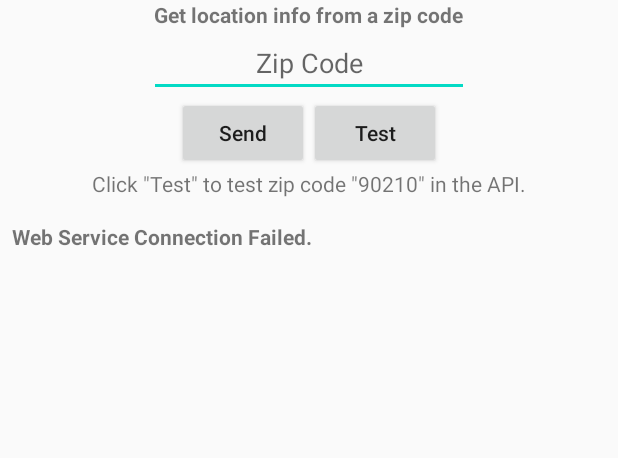
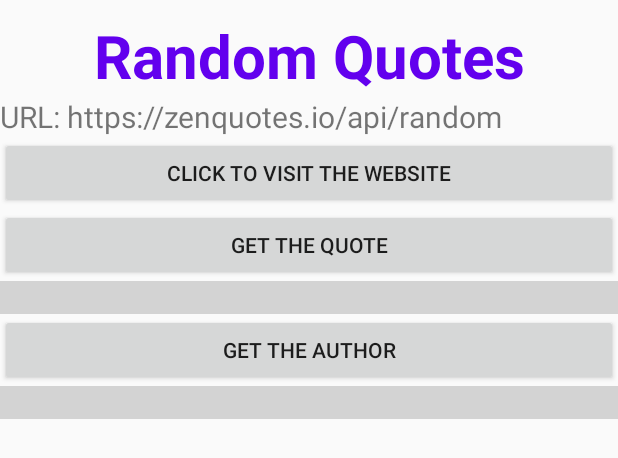
Before and after one commit to ngalinski/mobileapps, an Android app: the layout fragment_at_your_service.xml on its own in the app's theme, with its tools: preview values and no code run, on a phone screen of 412 x 824 dp. Shown: the top 458 px of the screen. Run offline under Robolectric (Android 15) with nearby library versions, the phone set to English and light mode, and no system bars.

Commit message:
finalized service

```diff
--- a/A1/app/build.gradle
+++ b/A1/app/build.gradle
@@ -20,6 +20,10 @@ android {
             proguardFiles getDefaultProguardFile('proguard-android-optimize.txt'), 'proguard-rules.pro'
         }
     }
+    compileOptions {
+        targetCompatibility JavaVersion.VERSION_1_8
+        sourceCompatibility JavaVersion.VERSION_1_8
+    }
 }
 
 dependencies {
@@ -30,6 +34,7 @@ dependencies {
     implementation 'androidx.navigation:navigation-fragment:2.1.0'
     implementation 'androidx.navigation:navigation-ui:2.1.0'
     implementation "com.google.android.gms:play-services-location:15.0.1"
+    implementation "com.android.volley:volley:1.1.1"
     testImplementation 'junit:junit:4.12'
     androidTestImplementation 'androidx.test.ext:junit:1.1.1'
     androidTestImplementation 'androidx.test.espresso:espresso-core:3.2.0'
--- a/A1/app/src/main/AndroidManifest.xml
+++ b/A1/app/src/main/AndroidManifest.xml
@@ -5,6 +5,8 @@
     <uses-permission android:name="android.permission.INTERNET" />
     <uses-permission android:name="android.permission.ACCESS_COARSE_LOCATION" />
     <uses-permission android:name="android.permission.ACCESS_FINE_LOCATION" />
+    <uses-permission android:name="android.permission.INTERNET" />
+    <uses-permission android:name="android.permission.ACCESS_NETWORK_STATE" />
     <application
         android:allowBackup="true"
         android:icon="@mipmap/ic_launcher_ng"
--- a/A1/app/src/main/res/layout/fragment_at_your_service.xml
+++ b/A1/app/src/main/res/layout/fragment_at_your_service.xml
@@ -1,103 +1,72 @@
 <?xml version="1.0" encoding="utf-8"?>
-<androidx.constraintlayout.widget.ConstraintLayout xmlns:android="http://schemas.android.com/apk/res/android"
+<LinearLayout xmlns:android="http://schemas.android.com/apk/res/android"
     xmlns:app="http://schemas.android.com/apk/res-auto"
     xmlns:tools="http://schemas.android.com/tools"
     android:layout_width="match_parent"
     android:layout_height="match_parent"
-    tools:context=".AtYourServiceFragment" >
+    tools:context="edu.neu.madcourse.numad20f_nicholasgalinski.service.AtYourServiceFragment"
+    android:orientation="vertical">
 
-    <LinearLayout
-        android:layout_width="match_parent"
-        android:layout_height="match_parent"
-        app:layout_constraintBottom_toBottomOf="parent"
-        app:layout_constraintEnd_toEndOf="parent"
-        app:layout_constraintHorizontal_bias="1.0"
-        app:layout_constraintStart_toStartOf="parent"
-        app:layout_constraintTop_toTopOf="parent"
-        app:layout_constraintVertical_bias="1.0">
+    <Space
+        android:layout_width="1dp"
+        android:layout_height="10dp"/>
 
-        <LinearLayout
+    <TextView
         android:layout_width="match_parent"
         android:layout_height="wrap_content"
-            android:gravity="center_horizontal"
-            android:orientation="vertical">
+        android:id="@+id/quote_srvc"
+        android:text="@string/random_quote"
+        android:gravity="center"
+        android:textSize="40dp"
+        android:textStyle="bold"
+        android:textColor="@color/colorPrimary"/>
 
     <TextView
-                android:id="@+id/srvc_top"
-                android:layout_width="wrap_content"
+        android:layout_width="match_parent"
         android:layout_height="wrap_content"
-                android:text="@string/srvc_info"
-                android:textAlignment="center"
-                android:textStyle="bold" />
-
-            <EditText
-                android:id="@+id/zip_input"
-                android:layout_width="wrap_content"
-                android:layout_height="wrap_content"
-                android:ems="10"
-                android:hint="@string/zip_code"
-                android:inputType="none"
-                android:textAlignment="center" />
-
-            <LinearLayout
-                android:layout_width="wrap_content"
-                android:layout_height="wrap_content"
-                android:orientation="horizontal">
+        android:id="@+id/URL_editText"
+        android:text="@string/quote_url"
+        android:textSize="20dp"/>
 
     <Button
-                    android:id="@+id/send_button"
-                    android:layout_width="wrap_content"
+        android:id="@+id/visit_website"
+        android:layout_width="match_parent"
         android:layout_height="wrap_content"
-                    android:onClick="send"
-                    android:text="@string/send_btn"
-                    android:textAllCaps="false" />
+        android:onClick="callWebserviceButtonHandler"
+        android:text="@string/visit_web" />
 
     <Button
-                    android:id="@+id/test_button"
-                    android:layout_width="wrap_content"
+        android:id="@+id/get_quote"
+        android:layout_width="match_parent"
         android:layout_height="wrap_content"
-                    android:layout_weight="1"
-                    android:onClick="testApi"
-                    android:text="@string/test_btn"
-                    android:textAllCaps="false" />
+        android:text="@string/get_quote" />
+
+    <TextView
+        android:id="@+id/result_quote"
+        android:layout_width="match_parent"
+        android:layout_height="wrap_content"
+        android:autoSizeTextType="uniform"
+        android:background="@color/colorGray"
+        android:fontFamily="casual"
+        android:singleLine="false"
+        android:text=""
+        app:autoSizeTextType="uniform"/>
+
+    <Button
+        android:id="@+id/get_author"
+        android:layout_width="match_parent"
+        android:layout_height="wrap_content"
+        android:text="@string/get_author" />
+
+    <TextView
+        android:id="@+id/quote_author"
+        android:layout_width="match_parent"
+        android:layout_height="wrap_content"
+        android:autoSizeTextType="uniform"
+        android:background="@color/colorGray"
+        android:fontFamily="casual"
+        android:singleLine="false"
+        android:text=""
+        app:autoSizeTextType="uniform"/>
 
 </LinearLayout>
-
-            <TextView
-                android:id="@+id/test_desc"
-                android:layout_width="wrap_content"
-                android:layout_height="0dp"
-                android:layout_weight="1"
-                android:paddingLeft="8dp"
-                android:paddingRight="8dp"
-                android:text="@string/test_info" />
-
-            <ProgressBar
-                android:id="@+id/progressBar"
-                style="?android:attr/progressBarStyleHorizontal"
-                android:layout_width="match_parent"
-                android:layout_height="wrap_content"
-                android:visibility="invisible" />
-
-            <TextView
-                android:id="@+id/disconnected"
-                android:layout_width="match_parent"
-                android:layout_height="wrap_content"
-                android:paddingLeft="8dp"
-                android:paddingRight="8dp"
-                android:text="@string/broken_response"
-                android:textStyle="bold" />
-
-            <TextView
-                android:id="@+id/location_print"
-                android:layout_width="match_parent"
-                android:layout_height="wrap_content"
-                android:layout_marginBottom="4dp"
-                android:paddingLeft="8dp"
-                android:paddingRight="8dp"
-                android:paddingBottom="8dp"
-                android:singleLine="false" />
-        </LinearLayout>
-    </LinearLayout>
-
-</androidx.constraintlayout.widget.ConstraintLayout>
--- a/A1/app/src/main/res/values/colors.xml
+++ b/A1/app/src/main/res/values/colors.xml
@@ -3,4 +3,5 @@
     <color name="colorPrimary">#6200EE</color>
     <color name="colorPrimaryDark">#3700B3</color>
     <color name="colorAccent">#03DAC5</color>
+    <color name="colorGray">#D3D3D3</color>
 </resources>
--- a/A1/app/src/main/res/values/strings.xml
+++ b/A1/app/src/main/res/values/strings.xml
@@ -43,10 +43,12 @@
 
     <!-- at your service -->
     <string name="at_yr_srvc_str">At Your Service</string>
-    <string name="srvc_info">Get location info from a zip code</string>
-    <string name="zip_code">Zip Code</string>
-    <string name="send_btn">Send</string>
-    <string name="broken_response">Web Service Connection Failed.</string>
-    <string name="test_btn">Test</string>
-    <string name="test_info">Click \"Test\" to test zip code \"90210\" in the API.</string>
+    <string name="web_srvc">Online Web Service</string>
+    <string name="get_quote">Get the quote</string>
+    <string name="get_author">Get the author</string>
+    <string name="quote_url">URL: https://zenquotes.io/api/random</string>
+    <string name="quote_url3">URL: https://api.whatdoestrumpthink.com/api/v1/quotes/random</string>
+    <string name="quote_url2">Kanye URL: https://api.kanye.rest/?format=text</string>
+    <string name="random_quote">Random Quotes</string>
+    <string name="visit_web">Click to visit the website</string>
 </resources>
```
Also changed, not shown: A1/app/src/main/java/edu/neu/madcourse/numad20f_nicholasgalinski/service/AtYourServiceFragment.java (+91 -13 lines). Lines whose indentation alone changed are shown as unchanged.
